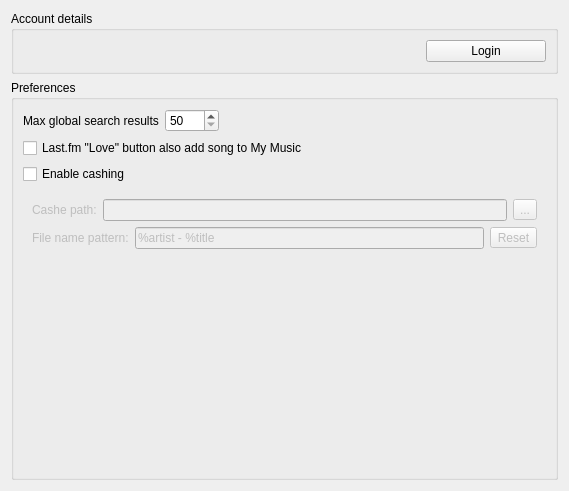
Old version of the form src/internet/vksettingspage.ui in the repository Pulfer/clementine-vkservice.
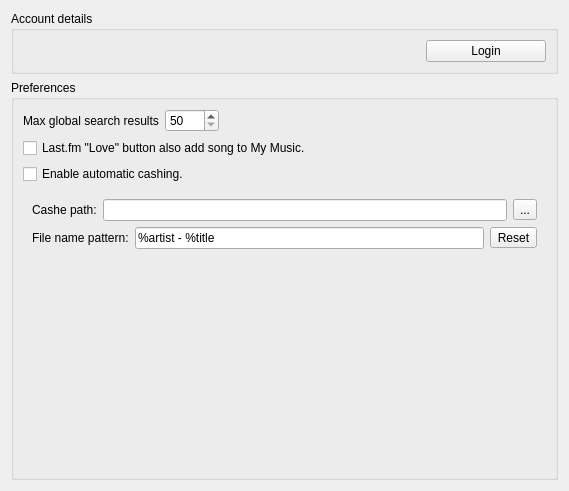
New version of the form. Icons and pictures are not drawn.

Commit message: Set cache settings always enabled. Little renames.

```diff
--- a/src/internet/vksettingspage.ui
+++ b/src/internet/vksettingspage.ui
@@ -99,21 +99,21 @@
       <item>
        <widget class="QCheckBox" name="love_button_is_add_to_mymusic">
         <property name="text">
-         <string>Last.fm &quot;Love&quot; button also add song to My Music</string>
+         <string>Last.fm &quot;Love&quot; button also add song to My Music.</string>
         </property>
        </widget>
       </item>
       <item>
        <widget class="QCheckBox" name="enable_caching">
         <property name="text">
-         <string>Enable cashing</string>
+         <string>Enable automatic cashing.</string>
         </property>
        </widget>
       </item>
       <item>
        <widget class="QWidget" name="cache_opts" native="true">
         <property name="enabled">
-         <bool>false</bool>
+         <bool>true</bool>
         </property>
         <layout class="QVBoxLayout" name="verticalLayout">
          <item>
```
Left out of the diff: 19 changed lines with no effect on the pictures. The commit also changes 1 other file.
